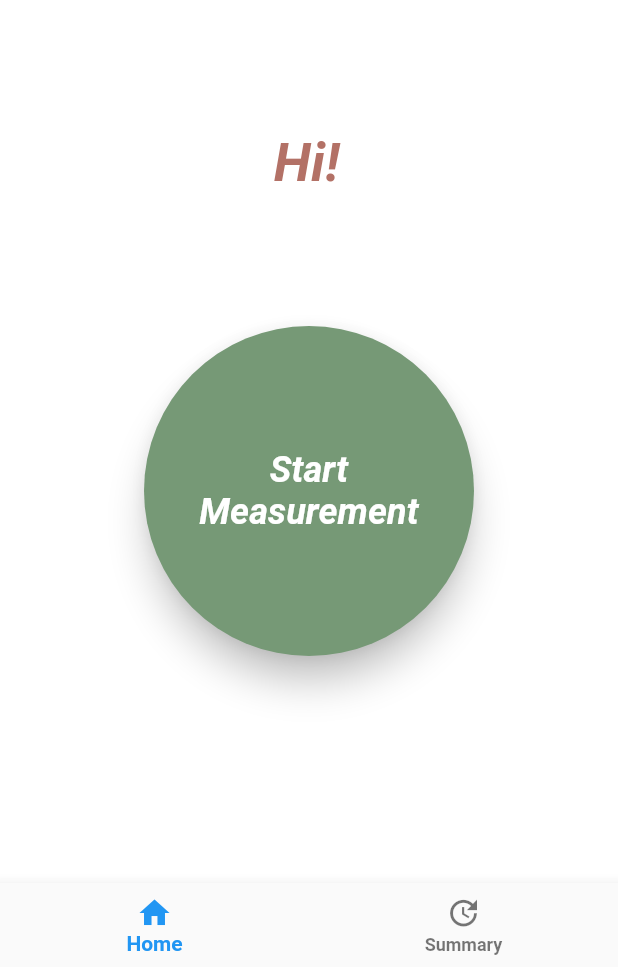
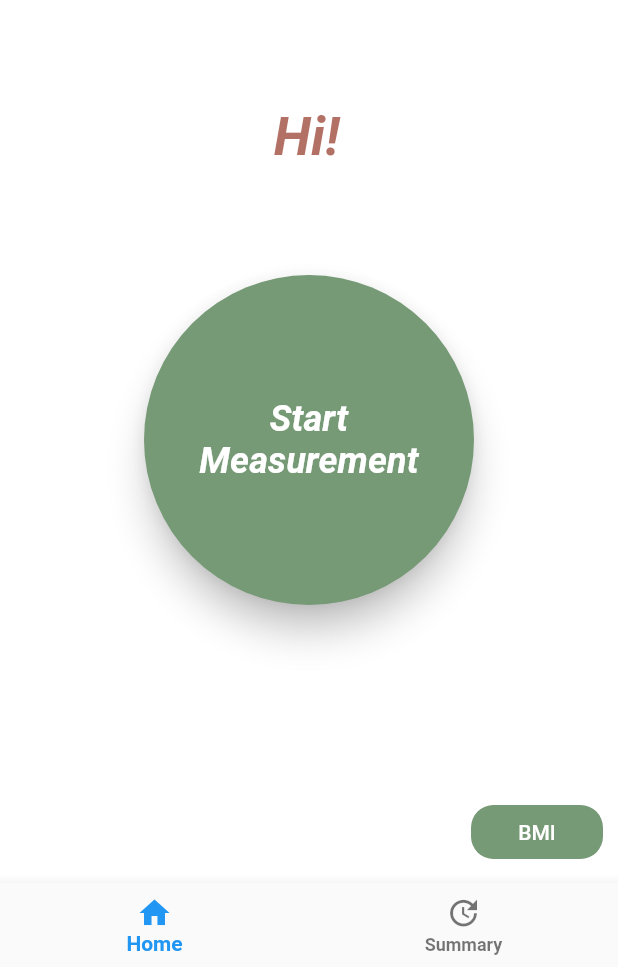
Before and after one commit to shreekadhikari/body_tune, a Flutter app: the HomePage screen opened directly, on a phone screen of 412 x 824 dp, the part 269-1236 px from its top. Run offline on Flutter 3.47's test engine with Material 2 defaults, Android fonts, the light colour scheme and no system bars; our stand-ins replace firebase_core, firebase_database, flutter_blue, numberpicker, shared_preferences; accounts and stored records are empty; Roboto replaces fonts that are missing (Arial).

```diff
--- a/lib/home_content.dart
+++ b/lib/home_content.dart
@@ -2,6 +2,8 @@ import 'dart:convert';
 
 import 'package:body_tune/activities_page.dart';
 import 'package:body_tune/bluetooth_check_page.dart';
+import 'package:body_tune/bmicalc_page.dart';
+import 'package:body_tune/helper.dart';
 import 'package:body_tune/mp1_normal_breathing.dart';
 import 'package:body_tune/settings_page.dart';
 import 'package:body_tune/user.dart';
@@ -76,6 +78,12 @@ class _ContentMain extends State<HomeContent> {
             Spacer(),
             widgetStartMeasurement(),
             Spacer(flex: 2),
+            Row(
+              mainAxisAlignment: MainAxisAlignment.end,
+              children: [
+                widgetBMIIndex(),
+              ],
+            )
             // widgetUserInfoDebug(),
           ],
         ));
@@ -95,7 +103,7 @@ class _ContentMain extends State<HomeContent> {
       onPressed: () {
         Navigator.push(
           context,
-          MaterialPageRoute(builder: (context) => ActivitiesPage()),
+          MaterialPageRoute(builder: (context) => SettingsPage()),
         );
       },
     );
@@ -160,4 +168,30 @@ class _ContentMain extends State<HomeContent> {
       controller: dataDisplayController,
     );
   }
+
+  widgetBMIIndex() {
+    return Container(
+      margin: EdgeInsets.all(10.0),
+      child: RaisedButton(
+        padding: EdgeInsets.all(8.0),
+        child: Text(
+          'BMI',
+          style: TextStyle(
+            color: Colors.white,
+          ),
+        ),
+        shape: new RoundedRectangleBorder(
+            borderRadius: new BorderRadius.circular(15.0)),
+        elevation: 0.0,
+        splashColor: Theme.of(context).accentColor,
+        color: CustomColor().primary,
+        onPressed: () {
+          Navigator.push(
+            context,
+            MaterialPageRoute(builder: (context) => BMICalcPage()),
+          );
+        },
+      ),
+    );
+  }
 }
```
